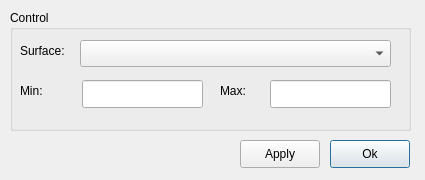
tehnick/elmerfem, file ElmerGUI/vtkpost/surface.ui: the form before one commit.
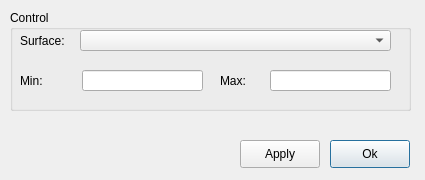
The form after the commit. Icons and pictures are not drawn.

Commit message: ElmerGUI: Updated the user interface forms in vtk widget

Diff of the .ui file:
```diff
--- a/ElmerGUI/vtkpost/surface.ui
+++ b/ElmerGUI/vtkpost/surface.ui
@@ -21,7 +21,7 @@
      <x>10</x>
      <y>10</y>
      <width>401</width>
-     <height>121</height>
+     <height>101</height>
     </rect>
    </property>
    <property name="title" >
@@ -31,9 +31,9 @@
     <property name="geometry" >
      <rect>
       <x>70</x>
-      <y>30</y>
+      <y>20</y>
       <width>311</width>
-      <height>27</height>
+      <height>21</height>
      </rect>
     </property>
    </widget>
@@ -41,7 +41,7 @@
     <property name="geometry" >
      <rect>
       <x>10</x>
-      <y>30</y>
+      <y>20</y>
       <width>61</width>
       <height>21</height>
      </rect>
@@ -54,7 +54,7 @@
     <property name="geometry" >
      <rect>
       <x>10</x>
-      <y>70</y>
+      <y>60</y>
       <width>31</width>
       <height>21</height>
      </rect>
@@ -67,7 +67,7 @@
     <property name="geometry" >
      <rect>
       <x>210</x>
-      <y>70</y>
+      <y>60</y>
       <width>41</width>
       <height>21</height>
      </rect>
@@ -80,9 +80,9 @@
     <property name="geometry" >
      <rect>
       <x>72</x>
-      <y>70</y>
+      <y>60</y>
       <width>121</width>
-      <height>28</height>
+      <height>21</height>
      </rect>
     </property>
    </widget>
@@ -90,9 +90,9 @@
     <property name="geometry" >
      <rect>
       <x>260</x>
-      <y>70</y>
+      <y>60</y>
       <width>121</width>
-      <height>28</height>
+      <height>21</height>
      </rect>
     </property>
    </widget>
```
The commit also changes 3 other files.
